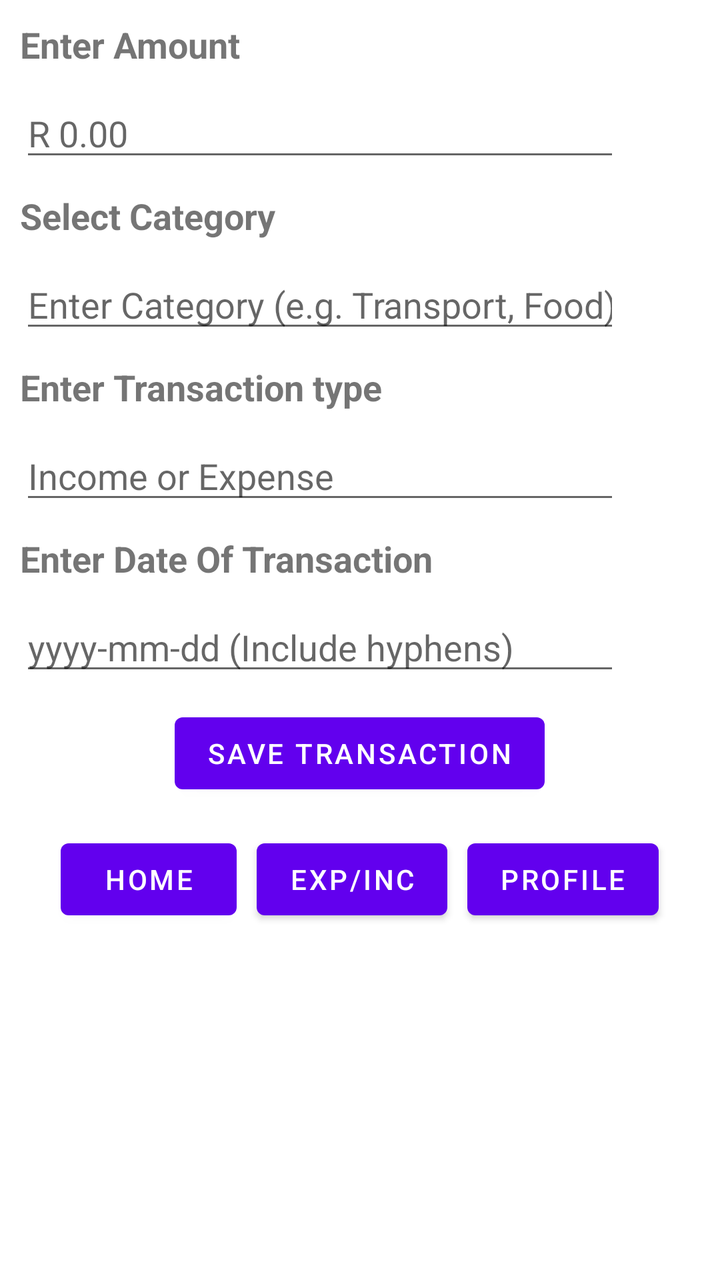
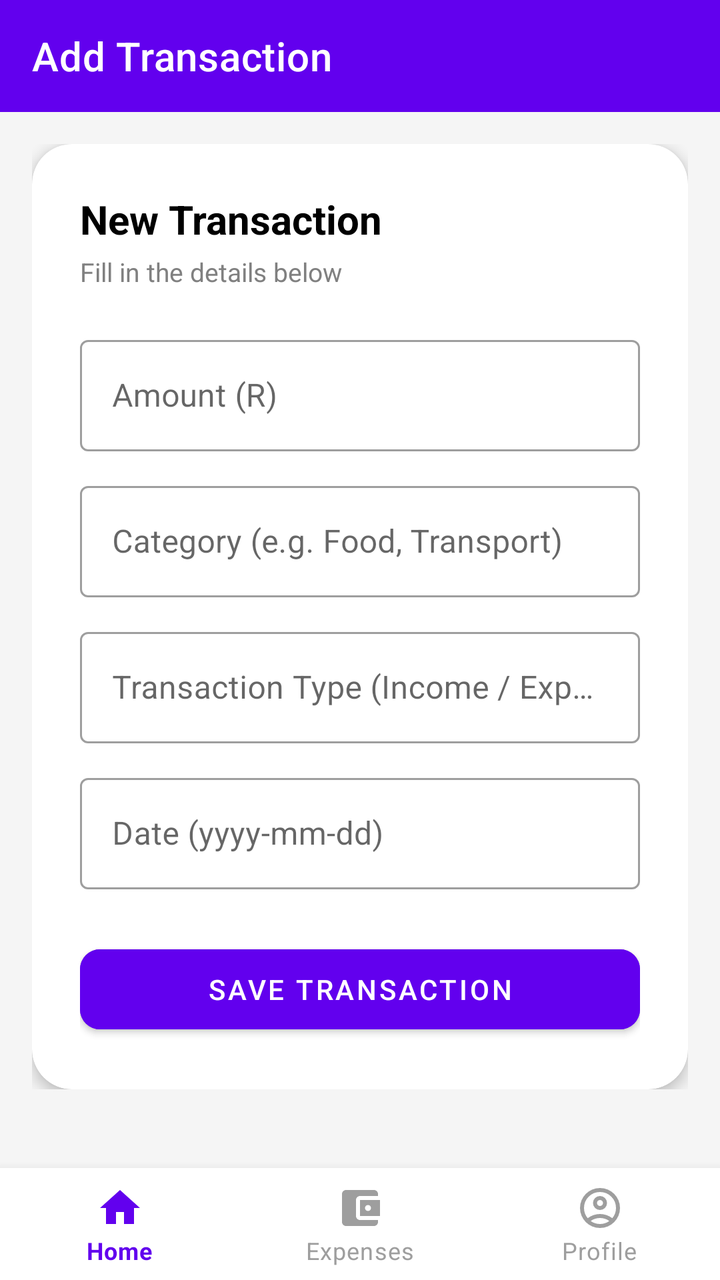

The first picture is an Android layout as it rendered before a commit; the second is the same layout after the commit. The layout source and the unified diff follow.
<!-- AndroidManifest.xml: application theme Theme.OPSC_POE -->
<!-- res/layout/activity_expense.xml -->
<?xml version="1.0" encoding="utf-8"?>
<LinearLayout xmlns:android="http://schemas.android.com/apk/res/android"
    xmlns:app="http://schemas.android.com/apk/res-auto"
    xmlns:tools="http://schemas.android.com/tools"
    android:id="@+id/main"
    android:layout_width="match_parent"
    android:layout_height="match_parent"
    android:orientation="vertical"
    android:padding="5dp"
    tools:context=".Expense">


    <TextView
        android:layout_width="wrap_content"
        android:layout_height="wrap_content"
        android:text="Enter Amount"
        android:layout_margin="5dp"
        android:textSize="18sp"
        android:textStyle="bold"
        />

    <EditText
        android:id="@+id/etAmnt"
        android:layout_width="300dp"
        android:layout_height="wrap_content"
        android:inputType="numberDecimal"
        android:hint="R 0.00"
        android:layout_margin="5dp"
        />

    <TextView
        android:layout_width="wrap_content"
        android:layout_height="wrap_content"
        android:text="Select Category"
        android:textSize="18sp"
        android:textStyle="bold"
        android:layout_margin="5dp"
        />

    <EditText
        android:id="@+id/etCategory"
        android:layout_width="300dp"
        android:layout_height="wrap_content"
        android:hint="Enter Category (e.g. Transport, Food)"
        android:inputType="text"
        android:layout_margin="5dp"
        />

    <TextView
        android:layout_width="wrap_content"
        android:layout_height="wrap_content"
        android:text="Enter Transaction type"
        android:textSize="18sp"
        android:textStyle="bold"
        android:layout_margin="5dp"
        />
    <EditText
        android:id="@+id/etTransactionType"
        android:layout_width="300dp"
        android:layout_height="wrap_content"
        android:hint="Income or Expense"
        android:inputType="text"
        android:layout_margin="5dp"
        />

    <TextView
        android:layout_width="wrap_content"
        android:layout_height="wrap_content"
        android:text="Enter Date Of Transaction"
        android:textSize="18sp"
        android:textStyle="bold"
        android:layout_margin="5dp"
        />

    <EditText
        android:id="@+id/etTransactionDate"
        android:layout_width="300dp"
        android:layout_height="wrap_content"
        android:hint="yyyy-mm-dd (Include hyphens)"
        android:inputType="date"
        android:layout_margin="5dp"
        />


    <Button
        android:layout_width="wrap_content"
        android:layout_height="wrap_content"
        android:text="Save Transaction"
        android:layout_margin="5dp"
        android:onClick="saveTransaction"
        android:layout_gravity="center"
        />



    <LinearLayout
        android:layout_width="match_parent"
        android:layout_height="wrap_content"
        android:orientation="horizontal"
        android:gravity="center"
        android:padding="5dp">

        <Button
            android:id="@+id/btnHome"
            android:layout_width="wrap_content"
            android:layout_height="wrap_content"
            android:text="Home"
            android:layout_margin="5dp"
            />

        <Button
            android:id="@+id/btnExpInc"
            android:layout_width="wrap_content"
            android:layout_height="wrap_content"
            android:text="Exp/Inc"
            android:layout_margin="5dp"
            />

        <Button
            android:id="@+id/btnProfile"
            android:layout_width="wrap_content"
            android:layout_height="wrap_content"
            android:text="Profile"
            android:layout_margin="5dp"
            />

    </LinearLayout>



</LinearLayout>
<!-- resources referenced by this layout -->
<resources>
  <style name="Theme.OPSC_POE" parent="Theme.MaterialComponents.DayNight.DarkActionBar">
          
          <item name="colorPrimary">@color/purple_500</item>
          <item name="colorPrimaryVariant">@color/purple_700</item>
          <item name="colorOnPrimary">@color/white</item>
          
          <item name="colorSecondary">@color/teal_200</item>
          <item name="colorSecondaryVariant">@color/teal_700</item>
          <item name="colorOnSecondary">@color/black</item>
          
          <item name="android:statusBarColor">?attr/colorPrimaryVariant</item>
          
      </style>
  <color name="purple_500">#FF6200EE</color>
  <color name="purple_700">#FF3700B3</color>
  <color name="white">#FFFFFFFF</color>
  <color name="teal_200">#FF03DAC5</color>
  <color name="teal_700">#FF018786</color>
  <color name="black">#FF000000</color>
</resources>

<!-- the commit's change to res/layout/activity_expense.xml (unified diff, before → after) -->
@@ -1,131 +1,206 @@
+<?xml version="1.0" encoding="utf-8"?>
+<androidx.drawerlayout.widget.DrawerLayout
+    xmlns:android="http://schemas.android.com/apk/res/android"
+    xmlns:app="http://schemas.android.com/apk/res-auto"
+    xmlns:tools="http://schemas.android.com/tools"
+    android:id="@+id/drawerLayout"
+    android:layout_width="match_parent"
+    android:layout_height="match_parent"
+    tools:context=".Expense">
+
+    
+    <LinearLayout
+        android:id="@+id/main"
+        android:layout_width="match_parent"
+        android:layout_height="match_parent"
+        android:orientation="vertical"
+        android:background="#F5F5F5">
+
+        
+        <com.google.android.material.appbar.MaterialToolbar
+            android:id="@+id/toolbar"
+            android:layout_width="match_parent"
+            android:layout_height="?attr/actionBarSize"
+            android:background="@color/purple_500"
+            app:title="Add Transaction"
+            app:titleTextColor="@color/white"
+            app:navigationIconTint="@color/white" />
+
+        
+        <ScrollView
+            android:layout_width="match_parent"
+            android:layout_height="0dp"
+            android:layout_weight="1"
+            android:padding="16dp">
+
+            <LinearLayout
+                android:layout_width="match_parent"
+                android:layout_height="wrap_content"
+                android:orientation="vertical">
+
+                
+                <androidx.cardview.widget.CardView
+                    android:layout_width="match_parent"
+                    android:layout_height="wrap_content"
+                    app:cardCornerRadius="20dp"
+                    app:cardElevation="4dp"
+                    app:cardBackgroundColor="@color/white">
+
+                    <LinearLayout
+                        android:layout_width="match_parent"
+                        android:layout_height="wrap_content"
+                        android:orientation="vertical"
+                        android:padding="24dp">
+
+                        <TextView
+                            android:layout_width="wrap_content"
+                            android:layout_height="wrap_content"
+                            android:text="New Transaction"
+                            android:textSize="20sp"
+                            android:textStyle="bold"
+                            android:textColor="@color/black"
+                            android:layout_marginBottom="4dp" />
+
+                        <TextView
+                            android:layout_width="wrap_content"
+                            android:layout_height="wrap_content"
+                            android:text="Fill in the details below"
+                            android:textSize="13sp"
+                            android:textColor="@color/gray"
+                            android:layout_marginBottom="20dp" />
+
+                        
+                        <com.google.android.material.textfield.TextInputLayout
+                            android:layout_width="match_parent"
+                            android:layout_height="wrap_content"
+                            style="@style/Widget.MaterialComponents.TextInputLayout.OutlinedBox"
+                            android:hint="Amount (R)"
+                            android:layout_marginBottom="12dp">
+
+                            <com.google.android.material.textfield.TextInputEditText
+                                android:id="@+id/etAmnt"
+                                android:layout_width="match_parent"
+                                android:layout_height="wrap_content"
+                                android:inputType="numberDecimal" />
+
+                        </com.google.android.material.textfield.TextInputLayout>
+
+                        
+                        <com.google.android.material.textfield.TextInputLayout
+                            android:layout_width="match_parent"
+                            android:layout_height="wrap_content"
+                            style="@style/Widget.MaterialComponents.TextInputLayout.OutlinedBox"
+                            android:hint="Category (e.g. Food, Transport)"
+                            android:layout_marginBottom="12dp">
+
+                            <com.google.android.material.textfield.TextInputEditText
+                                android:id="@+id/etCategory"
+                                android:layout_width="match_parent"
+                                android:layout_height="wrap_content"
+                                android:inputType="text" />
+
+                        </com.google.android.material.textfield.TextInputLayout>
+
+                        
+                        <com.google.android.material.textfield.TextInputLayout
+                            android:layout_width="match_parent"
+                            android:layout_height="wrap_content"
+                            style="@style/Widget.MaterialComponents.TextInputLayout.OutlinedBox"
+                            android:hint="Transaction Type (Income / Expense)"
+                            android:layout_marginBottom="12dp">
+
+                            <com.google.android.material.textfield.TextInputEditText
+                                android:id="@+id/etTransactionType"
+                                android:layout_width="match_parent"
+                                android:layout_height="wrap_content"
+                                android:inputType="text" />
+
+                        </com.google.android.material.textfield.TextInputLayout>
+
+                        
+                        <com.google.android.material.textfield.TextInputLayout
+                            android:layout_width="match_parent"
+                            android:layout_height="wrap_content"
+                            style="@style/Widget.MaterialComponents.TextInputLayout.OutlinedBox"
+                            android:hint="Date (yyyy-mm-dd)"
+                            android:layout_marginBottom="24dp">
+
+                            <com.google.android.material.textfield.TextInputEditText
+                                android:id="@+id/etTransactionDate"
+                                android:layout_width="match_parent"
+                                android:layout_height="wrap_content"
+                                android:inputType="date" />
+
+                        </com.google.android.material.textfield.TextInputLayout>
+
+                        
+                        <com.google.android.material.button.MaterialButton
+                            android:layout_width="match_parent"
+                            android:layout_height="52dp"
+                            android:text="Save Transaction"
+                            android:textSize="14sp"
+                            android:onClick="saveTransaction"
+                            app:cornerRadius="10dp"
+                            android:backgroundTint="@color/purple_500" />
+
+                    </LinearLayout>
+
+                </androidx.cardview.widget.CardView>
+
+            </LinearLayout>
+
+        </ScrollView>
+
+        
+        <com.google.android.material.bottomnavigation.BottomNavigationView
+            android:id="@+id/bottomNavigationView"
+            android:layout_width="match_parent"
+            android:layout_height="wrap_content"
+            android:background="@color/white"
+            app:menu="@menu/bottom_nav_menu"
+            app:itemIconTint="@color/bottom_nav_color"
+            app:itemTextColor="@color/bottom_nav_color"
+            app:labelVisibilityMode="labeled" />
+
+    </LinearLayout>
+
+    
+    <com.google.android.material.navigation.NavigationView
+        android:id="@+id/navigationView"
+        android:layout_width="280dp"
+        android:layout_height="match_parent"
+        android:layout_gravity="start"
+        app:headerLayout="@layout/nav_header"
+        app:menu="@menu/nav_menu"
+        app:itemIconTint="@color/purple_500"
+        app:itemTextColor="@color/black" />
+
+</androidx.drawerlayout.widget.DrawerLayout>
+<!-- res/layout/nav_header.xml (included above) -->
 <?xml version="1.0" encoding="utf-8"?>
 <LinearLayout xmlns:android="http://schemas.android.com/apk/res/android"
-    xmlns:app="http://schemas.android.com/apk/res-auto"
-    xmlns:tools="http://schemas.android.com/tools"
-    android:id="@+id/main"
     android:layout_width="match_parent"
-    android:layout_height="match_parent"
+    android:layout_height="180dp"
     android:orientation="vertical"
-    android:padding="5dp"
-    tools:context=".Expense">
-
+    android:gravity="bottom"
+    android:padding="24dp"
+    android:background="@color/purple_500">
 
     <TextView
         android:layout_width="wrap_content"
         android:layout_height="wrap_content"
-        android:text="Enter Amount"
-        android:layout_margin="5dp"
-        android:textSize="18sp"
+        android:text="Spend Smart"
+        android:textSize="22sp"
         android:textStyle="bold"
-        />
-
-    <EditText
-        android:id="@+id/etAmnt"
-        android:layout_width="300dp"
-        android:layout_height="wrap_content"
-        android:inputType="numberDecimal"
-        android:hint="R 0.00"
-        android:layout_margin="5dp"
-        />
+        android:textColor="@color/white" />
 
     <TextView
         android:layout_width="wrap_content"
         android:layout_height="wrap_content"
-        android:text="Select Category"
-        android:textSize="18sp"
-        android:textStyle="bold"
-        android:layout_margin="5dp"
-        />
-
-    <EditText
-        android:id="@+id/etCategory"
-        android:layout_width="300dp"
-        android:layout_height="wrap_content"
-        android:hint="Enter Category (e.g. Transport, Food)"
-        android:inputType="text"
-        android:layout_margin="5dp"
-        />
-
-    <TextView
-        android:layout_width="wrap_content"
-        android:layout_height="wrap_content"
-        android:text="Enter Transaction type"
-        android:textSize="18sp"
-        android:textStyle="bold"
-        android:layout_margin="5dp"
-        />
-    <EditText
-        android:id="@+id/etTransactionType"
-        android:layout_width="300dp"
-        android:layout_height="wrap_content"
-        android:hint="Income or Expense"
-        android:inputType="text"
-        android:layout_margin="5dp"
-        />
-
-    <TextView
-        android:layout_width="wrap_content"
-        android:layout_height="wrap_content"
-        android:text="Enter Date Of Transaction"
-        android:textSize="18sp"
-        android:textStyle="bold"
-        android:layout_margin="5dp"
-        />
-
-    <EditText
-        android:id="@+id/etTransactionDate"
-        android:layout_width="300dp"
-        android:layout_height="wrap_content"
-        android:hint="yyyy-mm-dd (Include hyphens)"
-        android:inputType="date"
-        android:layout_margin="5dp"
-        />
-
-
-    <Button
-        android:layout_width="wrap_content"
-        android:layout_height="wrap_content"
-        android:text="Save Transaction"
-        android:layout_margin="5dp"
-        android:onClick="saveTransaction"
-        android:layout_gravity="center"
-        />
-
-
-
-    <LinearLayout
-        android:layout_width="match_parent"
-        android:layout_height="wrap_content"
-        android:orientation="horizontal"
-        android:gravity="center"
-        android:padding="5dp">
-
-        <Button
-            android:id="@+id/btnHome"
-            android:layout_width="wrap_content"
-            android:layout_height="wrap_content"
-            android:text="Home"
-            android:layout_margin="5dp"
-            />
-
-        <Button
-            android:id="@+id/btnExpInc"
-            android:layout_width="wrap_content"
-            android:layout_height="wrap_content"
-            android:text="Exp/Inc"
-            android:layout_margin="5dp"
-            />
-
-        <Button
-            android:id="@+id/btnProfile"
-            android:layout_width="wrap_content"
-            android:layout_height="wrap_content"
-            android:text="Profile"
-            android:layout_margin="5dp"
-            />
-
-    </LinearLayout>
-
-
+        android:text="Track your finances with ease"
+        android:textSize="13sp"
+        android:textColor="@color/white"
+        android:alpha="0.8"
+        android:layout_marginTop="4dp" />
 
 </LinearLayout>
<!-- resource entries referenced after the edit -->
@@ -19,5 +19,6 @@
   <color name="teal_200">#FF03DAC5</color>
   <color name="teal_700">#FF018786</color>
   <color name="black">#FF000000</color>
+  <color name="gray">#808080</color>
 </resources>
 
